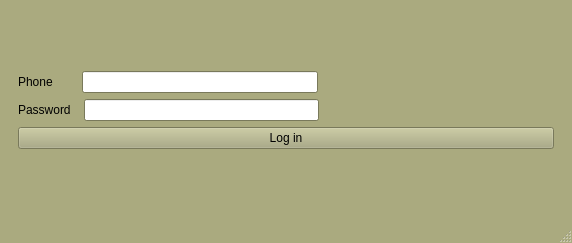
Before: the Qt Designer form Form.ui in elsobhano/python_AP_fina, drawn with Qt 5.
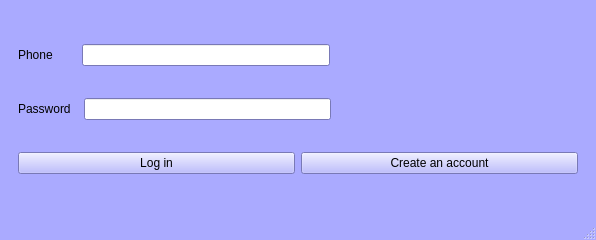
After: the same form once the commit is applied. The open tabs and pages were chosen to show the change.

Commit message: sign up and sign in ui complete

```diff
--- a/Form.ui
+++ b/Form.ui
@@ -6,8 +6,8 @@
    <rect>
     <x>0</x>
     <y>0</y>
-    <width>572</width>
-    <height>243</height>
+    <width>596</width>
+    <height>240</height>
    </rect>
   </property>
   <property name="sizePolicy">
@@ -33,7 +33,7 @@
        <color alpha="255">
         <red>170</red>
         <green>170</green>
-        <blue>127</blue>
+        <blue>255</blue>
        </color>
       </brush>
      </colorrole>
@@ -42,7 +42,7 @@
        <color alpha="255">
         <red>255</red>
         <green>255</green>
-        <blue>191</blue>
+        <blue>255</blue>
        </color>
       </brush>
      </colorrole>
@@ -51,7 +51,7 @@
        <color alpha="255">
         <red>212</red>
         <green>212</green>
-        <blue>159</blue>
+        <blue>255</blue>
        </color>
       </brush>
      </colorrole>
@@ -60,7 +60,7 @@
        <color alpha="255">
         <red>85</red>
         <green>85</green>
-        <blue>64</blue>
+        <blue>127</blue>
        </color>
       </brush>
      </colorrole>
@@ -69,7 +69,7 @@
        <color alpha="255">
         <red>113</red>
         <green>113</green>
-        <blue>85</blue>
+        <blue>170</blue>
        </color>
       </brush>
      </colorrole>
@@ -114,7 +114,7 @@
        <color alpha="255">
         <red>170</red>
         <green>170</green>
-        <blue>127</blue>
+        <blue>255</blue>
        </color>
       </brush>
      </colorrole>
@@ -132,7 +132,7 @@
        <color alpha="255">
         <red>212</red>
         <green>212</green>
-        <blue>191</blue>
+        <blue>255</blue>
        </color>
       </brush>
      </colorrole>
@@ -179,7 +179,7 @@
        <color alpha="255">
         <red>170</red>
         <green>170</green>
-        <blue>127</blue>
+        <blue>255</blue>
        </color>
       </brush>
      </colorrole>
@@ -188,7 +188,7 @@
        <color alpha="255">
         <red>255</red>
         <green>255</green>
-        <blue>191</blue>
+        <blue>255</blue>
        </color>
       </brush>
      </colorrole>
@@ -197,7 +197,7 @@
        <color alpha="255">
         <red>212</red>
         <green>212</green>
-        <blue>159</blue>
+        <blue>255</blue>
        </color>
       </brush>
      </colorrole>
@@ -206,7 +206,7 @@
        <color alpha="255">
         <red>85</red>
         <green>85</green>
-        <blue>64</blue>
+        <blue>127</blue>
        </color>
       </brush>
      </colorrole>
@@ -215,7 +215,7 @@
        <color alpha="255">
         <red>113</red>
         <green>113</green>
-        <blue>85</blue>
+        <blue>170</blue>
        </color>
       </brush>
      </colorrole>
@@ -260,7 +260,7 @@
        <color alpha="255">
         <red>170</red>
         <green>170</green>
-        <blue>127</blue>
+        <blue>255</blue>
        </color>
       </brush>
      </colorrole>
@@ -278,7 +278,7 @@
        <color alpha="255">
         <red>212</red>
         <green>212</green>
-        <blue>191</blue>
+        <blue>255</blue>
        </color>
       </brush>
      </colorrole>
@@ -316,16 +316,16 @@
        <color alpha="255">
         <red>85</red>
         <green>85</green>
-        <blue>64</blue>
+        <blue>127</blue>
        </color>
       </brush>
      </colorrole>
      <colorrole role="Button">
       <brush brushstyle="SolidPattern">
        <color alpha="255">
-        <red>170</red>
-        <green>170</green>
-        <blue>127</blue>
+        <red>220</red>
+        <green>225</green>
+        <blue>255</blue>
        </color>
       </brush>
      </colorrole>
@@ -334,7 +334,7 @@
        <color alpha="255">
         <red>255</red>
         <green>255</green>
-        <blue>191</blue>
+        <blue>255</blue>
        </color>
       </brush>
      </colorrole>
@@ -343,7 +343,7 @@
        <color alpha="255">
         <red>212</red>
         <green>212</green>
-        <blue>159</blue>
+        <blue>255</blue>
        </color>
       </brush>
      </colorrole>
@@ -352,7 +352,7 @@
        <color alpha="255">
         <red>85</red>
         <green>85</green>
-        <blue>64</blue>
+        <blue>127</blue>
        </color>
       </brush>
      </colorrole>
@@ -361,7 +361,7 @@
        <color alpha="255">
         <red>113</red>
         <green>113</green>
-        <blue>85</blue>
+        <blue>170</blue>
        </color>
       </brush>
      </colorrole>
@@ -370,7 +370,7 @@
        <color alpha="255">
         <red>85</red>
         <green>85</green>
-        <blue>64</blue>
+        <blue>127</blue>
        </color>
       </brush>
      </colorrole>
@@ -388,7 +388,7 @@
        <color alpha="255">
         <red>85</red>
         <green>85</green>
-        <blue>64</blue>
+        <blue>127</blue>
        </color>
       </brush>
      </colorrole>
@@ -397,7 +397,7 @@
        <color alpha="255">
         <red>170</red>
         <green>170</green>
-        <blue>127</blue>
+        <blue>255</blue>
        </color>
       </brush>
      </colorrole>
@@ -406,7 +406,7 @@
        <color alpha="255">
         <red>170</red>
         <green>170</green>
-        <blue>127</blue>
+        <blue>255</blue>
        </color>
       </brush>
      </colorrole>
@@ -424,7 +424,7 @@
        <color alpha="255">
         <red>170</red>
         <green>170</green>
-        <blue>127</blue>
+        <blue>255</blue>
        </color>
       </brush>
      </colorrole>
@@ -629,8 +629,6 @@
        </layout>
       </widget>
       <widget class="QWidget" name="page_2">
-       <layout class="QVBoxLayout" name="verticalLayout_4">
-        <item>
          <layout class="QVBoxLayout" name="verticalLayout_3">
           <item>
            <layout class="QHBoxLayout" name="horizontalLayout_8">
@@ -687,6 +685,8 @@
            </layout>
           </item>
           <item>
+         <layout class="QHBoxLayout" name="horizontalLayout_6">
+          <item>
            <widget class="QPushButton" name="EntButton_2">
             <property name="palette">
              <palette>
@@ -730,6 +730,13 @@
             </property>
            </widget>
           </item>
+          <item>
+           <widget class="QPushButton" name="SignUpButton">
+            <property name="text">
+             <string>Create an account</string>
+            </property>
+           </widget>
+          </item>
          </layout>
         </item>
        </layout>
```
Left out of the diff: 19 changed lines with no effect on the pictures. Lines whose indentation alone changed are shown as unchanged. The commit also changes 1 other file.
